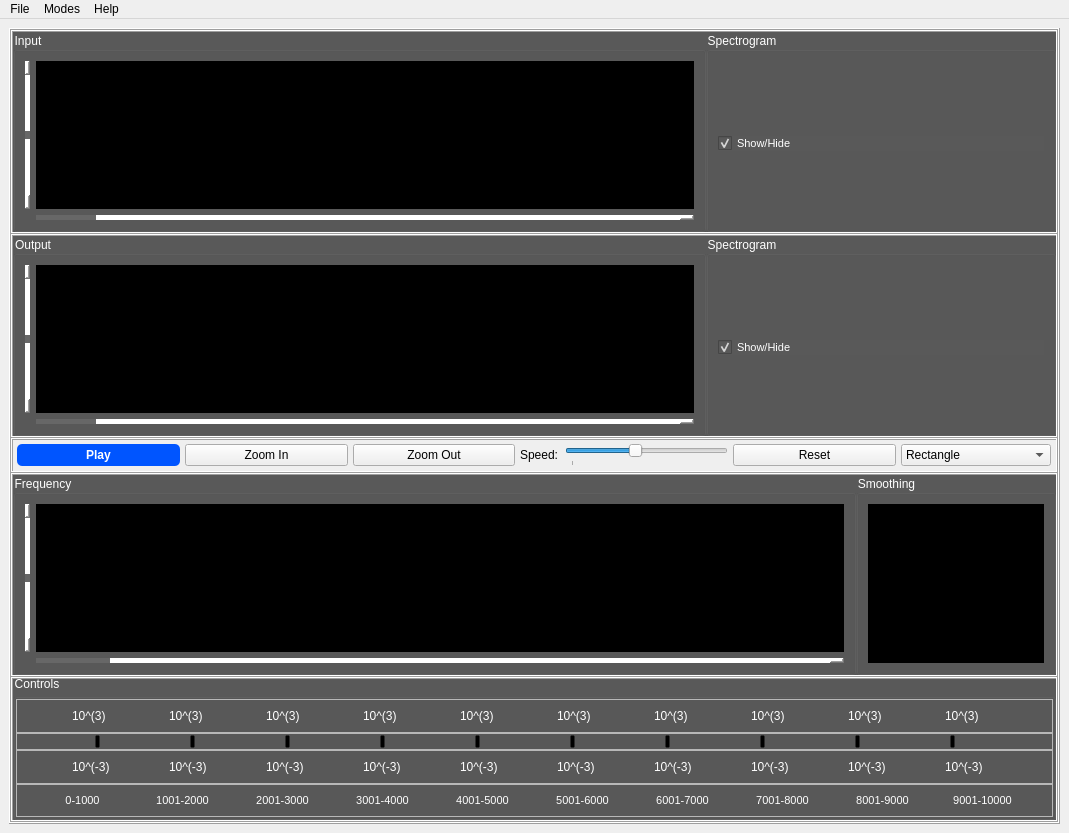
The window that task3.ui (OmarAtef0/Signal-Equalizer) describes before a commit, drawn with Qt 5.
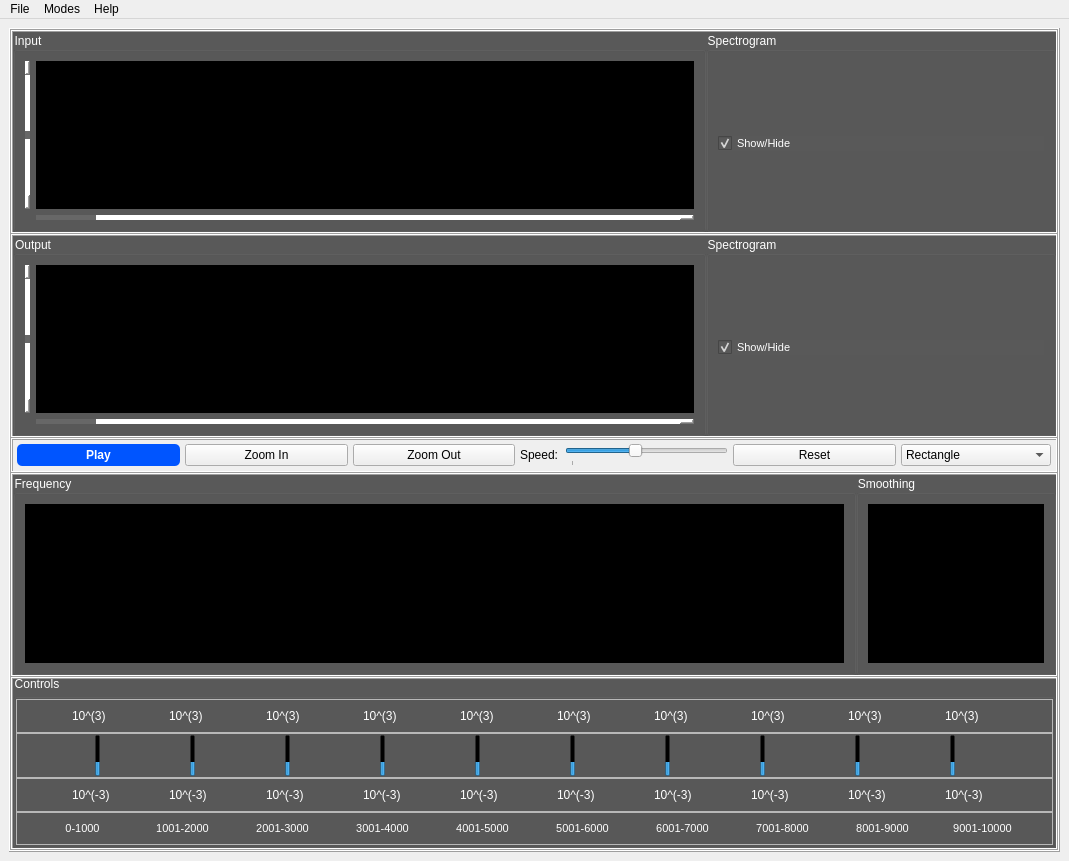
The same window after the commit. Custom widgets are drawn as their Qt base class.

```diff
--- a/task3.ui
+++ b/task3.ui
@@ -7,7 +7,7 @@
     <x>0</x>
     <y>0</y>
     <width>1069</width>
-    <height>804</height>
+    <height>861</height>
    </rect>
   </property>
   <property name="windowTitle">
@@ -824,71 +824,7 @@
              <string>Frequency</string>
             </property>
             <layout class="QGridLayout" name="gridLayout_11">
-             <item row="1" column="1">
-              <widget class="QScrollBar" name="horizontalScrollBar_3">
-               <property name="maximumSize">
-                <size>
-                 <width>16777215</width>
-                 <height>5</height>
-                </size>
-               </property>
-               <property name="styleSheet">
-                <string notr="true">QScrollBar:horizontal {
-	background-color: rgb(255, 255, 255);
-}
-
-QScrollBar::handle:horizontal {
- background-color: #676767;
-}
-</string>
-               </property>
-               <property name="orientation">
-                <enum>Qt::Horizontal</enum>
-               </property>
-               <property name="invertedAppearance">
-                <bool>false</bool>
-               </property>
-               <property name="invertedControls">
-                <bool>true</bool>
-               </property>
-              </widget>
-             </item>
              <item row="0" column="0">
-              <widget class="QScrollBar" name="verticalScrollBar_3">
-               <property name="maximumSize">
-                <size>
-                 <width>5</width>
-                 <height>16777215</height>
-                </size>
-               </property>
-               <property name="styleSheet">
-                <string notr="true">QScrollBar:vertical {
-	background-color: rgb(255, 255, 255);
-}
-
-QScrollBar::handle:vertical
- {
- background-color: #676767;
-}
-
-
-</string>
-               </property>
-               <property name="minimum">
-                <number>-80</number>
-               </property>
-               <property name="maximum">
-                <number>80</number>
-               </property>
-               <property name="value">
-                <number>0</number>
-               </property>
-               <property name="orientation">
-                <enum>Qt::Vertical</enum>
-               </property>
-              </widget>
-             </item>
-             <item row="0" column="1">
               <widget class="PlotWidget" name="plot_3" native="true">
                <property name="minimumSize">
                 <size>
```
Left out of the diff: 1 changed line with no effect on the pictures.
